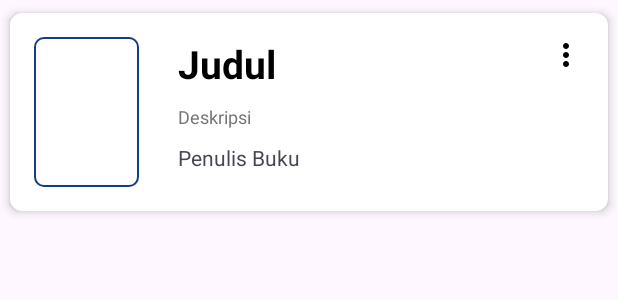
After one commit to CimanCode/uts_pam, an Android app: the layout card_data_buku.xml on its own in the app's theme, with its tools: preview values and no code run, on a phone screen of 412 x 824 dp. The commit adds this screen. Shown: the top 300 px of the screen. Run offline under Robolectric (Android 15) with nearby library versions, the phone set to English and light mode, and no system bars.

Commit message:
(+) fungsi add

```diff
--- a/app/build.gradle.kts
+++ b/app/build.gradle.kts
@@ -46,6 +46,7 @@ dependencies {
     implementation(libs.material)
     implementation(libs.androidx.activity)
     implementation(libs.androidx.constraintlayout)
+    implementation(libs.androidx.recyclerview)
     testImplementation(libs.junit)
     androidTestImplementation(libs.androidx.junit)
     androidTestImplementation(libs.androidx.espresso.core)
--- a/app/src/main/java/com/example/uts_pam/Buku.kt
+++ b/app/src/main/java/com/example/uts_pam/Buku.kt
@@ -1,11 +1,9 @@
 package com.example.uts_pam
-
-import java.sql.Blob
 
 data class Buku(
     val id: Int,
     val judulBuku: String,
     val penulisBuku: String,
-    val gambarBuku: Blob,
+    val gambarBuku: ByteArray?,
     val deskripsi: String
 )
--- /dev/null
+++ b/app/src/main/res/drawable/elips_menu.xml
@@ -0,0 +1,9 @@
+<vector xmlns:android="http://schemas.android.com/apk/res/android"
+    android:width="24dp"
+    android:height="24dp"
+    android:viewportWidth="24"
+    android:viewportHeight="24">
+  <path
+      android:pathData="M12,8C13.1,8 14,7.1 14,6C14,4.9 13.1,4 12,4C10.9,4 10,4.9 10,6C10,7.1 10.9,8 12,8ZM12,10C10.9,10 10,10.9 10,12C10,13.1 10.9,14 12,14C13.1,14 14,13.1 14,12C14,10.9 13.1,10 12,10ZM12,16C10.9,16 10,16.9 10,18C10,19.1 10.9,20 12,20C13.1,20 14,19.1 14,18C14,16.9 13.1,16 12,16Z"
+      android:fillColor="#000000"/>
+</vector>
--- a/app/src/main/res/layout/activity_list_book.xml
+++ b/app/src/main/res/layout/activity_list_book.xml
@@ -40,6 +40,11 @@
         android:layout_below="@id/title"
         android:background="@color/bg_card_login">
 
+        <androidx.recyclerview.widget.RecyclerView
+            android:id="@+id/bukuRecycleView"
+            android:layout_width="match_parent"
+            android:layout_height="match_parent"
+            android:padding="16sp"/>
 
     </LinearLayout>
 
--- /dev/null
+++ b/app/src/main/res/layout/card_data_buku.xml
@@ -0,0 +1,71 @@
+<?xml version="1.0" encoding="utf-8"?>
+<androidx.cardview.widget.CardView xmlns:android="http://schemas.android.com/apk/res/android"
+    android:layout_width="match_parent"
+    android:layout_height="wrap_content"
+    xmlns:app="http://schemas.android.com/apk/res-auto"
+    app:cardCornerRadius="8dp"
+    app:cardElevation="4dp"
+    app:cardUseCompatPadding="true">
+    <LinearLayout
+        android:layout_width="match_parent"
+        android:layout_height="wrap_content"
+        android:orientation="horizontal"
+        android:padding="16dp">
+
+        <ImageView
+            android:id="@+id/imageViewBook"
+            android:layout_width="70sp"
+            android:layout_height="100sp"
+            android:background="@drawable/border"
+            android:layout_marginRight="26sp"/>
+
+        <LinearLayout
+            android:layout_width="match_parent"
+            android:layout_height="match_parent"
+            android:orientation="vertical">
+            <RelativeLayout
+                android:layout_width="match_parent"
+                android:layout_height="wrap_content"
+                android:orientation="horizontal">
+
+                <TextView
+                    android:id="@+id/judulTextView"
+                    android:layout_width="wrap_content"
+                    android:layout_height="wrap_content"
+                    android:text="@string/judul"
+                    android:textColor="@color/black"
+                    android:textSize="26sp"
+                    android:textStyle="bold"
+                    />
+
+                <ImageView
+                    android:id="@+id/moreoptions"
+                    android:layout_width="wrap_content"
+                    android:layout_height="wrap_content"
+                    android:src="@drawable/elips_menu"
+                    android:layout_alignParentEnd="true"
+                    />
+            </RelativeLayout>
+
+            <TextView
+                android:id="@+id/deskripsiTextView"
+                android:layout_width="wrap_content"
+                android:layout_height="wrap_content"
+                android:text="@string/deskripsi_view_book"
+                android:textColor="@color/deskripsi_book_view"
+                android:textSize="12sp"
+                android:layout_marginTop="9sp"
+                />
+
+            <TextView
+                android:id="@+id/penulisTextView"
+                android:layout_width="wrap_content"
+                android:layout_height="wrap_content"
+                android:text="@string/penulis_buku"
+                android:textSize="14sp"
+                android:layout_marginTop="9sp"/>
+        </LinearLayout>
+
+    </LinearLayout>
+
+</androidx.cardview.widget.CardView>
--- a/app/src/main/res/values/colors.xml
+++ b/app/src/main/res/values/colors.xml
@@ -5,4 +5,5 @@
     <color name="blue_bar">#133E87</color>
     <color name="bg_button">#CBDCEB</color>
     <color name="bg_card_login">#E1F6FB</color>
+    <color name="deskripsi_book_view">#757575</color>
 </resources>
--- a/app/src/main/res/values/strings.xml
+++ b/app/src/main/res/values/strings.xml
@@ -23,4 +23,8 @@
     <string name="deskripsi_buku">Deskripsi Buku</string>
     <string name="deskripsi_book">Deskripsi</string>
     <string name="tambahkan_buku">Tambahkan Buku</string>
+    <string name="deskripsi_view_book">Deskripsi</string>
+    <string name="judul">Judul</string>
+    <string name="edit">Edit</string>
+    <string name="delete">Delete</string>
 </resources>
--- a/app/src/main/res/values/themes.xml
+++ b/app/src/main/res/values/themes.xml
@@ -6,4 +6,9 @@
     </style>
 
     <style name="Theme.UTS_PAM" parent="Base.Theme.UTS_PAM" />
+
+    <style name="CustomPopUp" parent="Widget.AppCompat.PopupMenu">
+        <item name="android:textSize">12sp</item> <!-- Ukuran teks lebih kecil -->
+        <item name="android:padding">4dp</item>
+    </style>
 </resources>
--- a/gradle/libs.versions.toml
+++ b/gradle/libs.versions.toml
@@ -10,6 +10,7 @@ appcompat = "1.7.0"
 material = "1.12.0"
 activity = "1.9.3"
 constraintlayout = "2.1.4"
+recyclerview = "1.3.2"
 
 [libraries]
 androidx-core-ktx = { group = "androidx.core", name = "core-ktx", version.ref = "coreKtx" }
@@ -20,6 +21,7 @@ androidx-appcompat = { group = "androidx.appcompat", name = "appcompat", version
 material = { group = "com.google.android.material", name = "material", version.ref = "material" }
 androidx-activity = { group = "androidx.activity", name = "activity", version.ref = "activity" }
 androidx-constraintlayout = { group = "androidx.constraintlayout", name = "constraintlayout", version.ref = "constraintlayout" }
+androidx-recyclerview = { group = "androidx.recyclerview", name = "recyclerview", version.ref = "recyclerview" }
 
 [plugins]
 android-application = { id = "com.android.application", version.ref = "agp" }
```
Also changed, not shown: app/src/main/java/com/example/uts_pam/AddBukuActivity.kt (+20 -0 lines), app/src/main/java/com/example/uts_pam/BukuAdapter.kt (added, +93 -0 lines), app/src/main/java/com/example/uts_pam/DatabaseHelper.kt (+34 -1 lines), app/src/main/java/com/example/uts_pam/ListBookActivity.kt (+18 -0 lines), app/src/main/res/drawable/delete_logo.xml (added, +9 -0 lines), app/src/main/res/drawable/edit_logo.xml (added, +9 -0 lines), app/src/main/res/layout/activity_add_buku.xml (+4 -4 lines), app/src/main/res/menu/menu_more_options.xml (added, +11 -0 lines).
